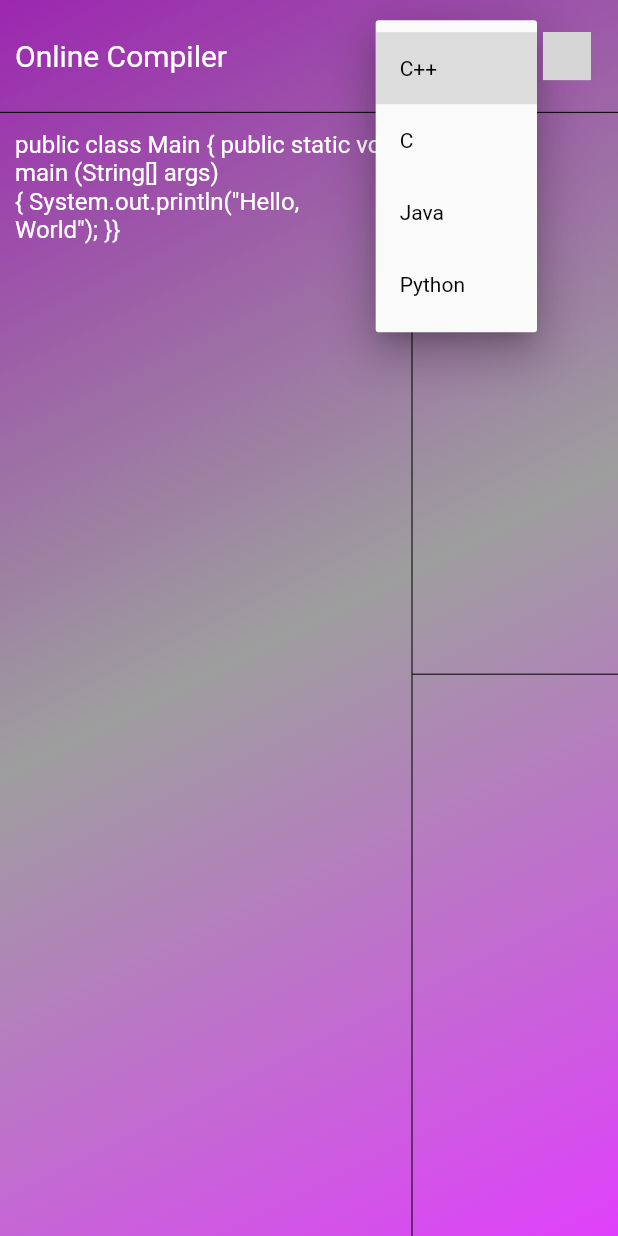
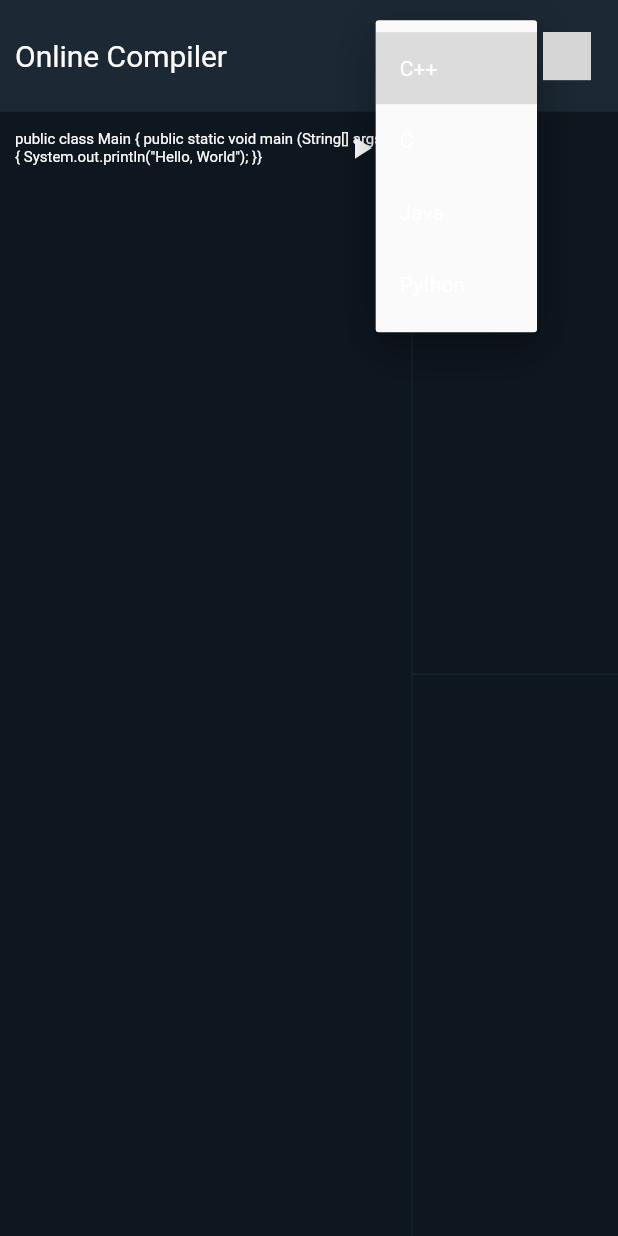
Before and after one commit to elyutin15/IDEKiller, a Flutter app: the screen it shows after launch, after a tap on "C++", on a phone screen of 412 x 824 dp. Run offline on Flutter 3.47's test engine with Material 2 defaults, Android fonts, the light colour scheme and no system bars; our stand-ins replace get, shared_preferences, url_strategy, velocity_x; missing offline and left inert: path_icon, window_size; grey boxes are pictures that could not be loaded.

Commit message:
redesigned home page and added one more button

```diff
--- a/front/lib/DropdownButton.dart
+++ b/front/lib/DropdownButton.dart
@@ -20,7 +20,7 @@ class _LanguageDropdownButtonState extends State<LanguageDropdownButton> {
       child: DropdownButton<String>(
         value: dropdownValue,
         elevation: 16,
-        style: const TextStyle(color: Colors.black),
+        style: const TextStyle(color: Colors.white),
         onChanged: (String? value) {
           setState(() {
             GlobalValues.language = value!;
--- a/front/lib/main.dart
+++ b/front/lib/main.dart
@@ -9,14 +9,17 @@ import 'package:velocity_x/velocity_x.dart';
 import 'utils/routes.dart';
 
 void main() {
-  WidgetsFlutterBinding.ensureInitialized();
-  if (defaultTargetPlatform == TargetPlatform.windows || defaultTargetPlatform == TargetPlatform.linux || defaultTargetPlatform == TargetPlatform.macOS) {
-      setWindowTitle('Ide Killer');
-      setWindowMinSize(const Size(1280,720));
-      Future<Null>.delayed(const Duration(seconds: 1), () {
-        setWindowFrame(Rect.fromCenter(center: const Offset(1000, 500), width: 1280, height: 720));
-      });
-  }
+
+  //works only when u compile as a desktop application
+
+  // WidgetsFlutterBinding.ensureInitialized();
+  // if (defaultTargetPlatform == TargetPlatform.windows || defaultTargetPlatform == TargetPlatform.linux || defaultTargetPlatform == TargetPlatform.macOS) {
+  //     setWindowTitle('Ide Killer');
+  //     setWindowMinSize(const Size(1280,720));
+  //     Future<Null>.delayed(const Duration(seconds: 1), () {
+  //       setWindowFrame(Rect.fromCenter(center: const Offset(1000, 500), width: 1280, height: 720));
+  //     });
+  // }
 
   setPathUrlStrategy();
   runApp(MaterialApp.router(
--- a/front/lib/screens/compiler.dart
+++ b/front/lib/screens/compiler.dart
@@ -9,6 +9,7 @@ import 'package:velocity_x/velocity_x.dart';
 
 class Home extends StatelessWidget {
   Home({super.key});
+
   final TextEditingController inputController = TextEditingController();
   final TextEditingController codeController = TextEditingController(
       text:
@@ -20,25 +21,12 @@ class Home extends StatelessWidget {
   @override
   Widget build(BuildContext context) {
     return Scaffold(
-      body: Container(
-        decoration: const BoxDecoration(
-          gradient: LinearGradient(
-            begin: Alignment.topLeft,
-            end: Alignment.bottomRight,
-            colors: [
-              // Color(0xFF242387),
-              Colors.purple,
-              Colors.grey,
-              Colors.purpleAccent,
-              // Color(0xFFE94057),
-              // Color(0xFFF21221),
-            ],
-          ),
-        ),
-        child: Column(
+      body: Column(
         children: [
           Expanded(
             flex: 1,
+            child: Container(
+              color: const Color.fromARGB(255, 28, 40, 52),
               child: Row(
                 mainAxisAlignment: MainAxisAlignment.start,
                 children: [
@@ -66,12 +54,11 @@ class Home extends StatelessWidget {
                       icon: Flexible(child: PathIcon(iconData)),
                       onPressed: () {
                         navigateToAnotherScreen(context, Routes.authentication);
-                        // debugPrint(textController.value.text);
-                        // sendRequest(codeController.value.text, inputController.value.text);
                       },
                     ),
                   ),
                 ],
+              ),
             ),
           ),
           const Divider(
@@ -80,19 +67,29 @@ class Home extends StatelessWidget {
           ),
           Expanded(
             flex: 10,
+            child: Container(
+              color: const Color.fromARGB(255, 14, 22, 31),
               child: Row(
                 children: [
                   Expanded(
                     flex: 2,
-                    child: ListView(
+                    child: Stack(
                       children: [
-                        SingleChildScrollView(
+                        Positioned(
+                          child: Column(
+                            children: [
+                              Expanded(
                                 child: Padding(
-                            padding: const EdgeInsets.fromLTRB(10, 0, 0, 0),
+                                  padding:
+                                      const EdgeInsets.fromLTRB(10, 0, 0, 0),
                                   child: TextField(
-                              style: const TextStyle(color: Colors.white),
+                                    style: const TextStyle(
+                                      fontSize: 10,
+                                      color: Colors.white,
+                                    ),
                                     decoration: const InputDecoration(
-                                  border: InputBorder.none),
+                                      border: InputBorder.none,
+                                    ),
                                     controller: codeController,
                                     maxLines: null,
                                   ),
@@ -101,8 +98,26 @@ class Home extends StatelessWidget {
                             ],
                           ),
                         ),
+                        Positioned(
+                          right: 10,
+                          child: IconButton(
+                            icon: const Flexible(
+                              child: Icon(
+                                Icons.play_arrow,
+                                color: Colors.white,
+                              ),
+                            ),
+                            onPressed: () {
+                              sendRequest(codeController.value.text,
+                                  inputController.value.text);
+                            },
+                          ),
+                        ),
+                      ],
+                    ),
+                  ),
                   const VerticalDivider(
-                    color: Colors.black,
+                    color: Color.fromARGB(255, 28, 40, 52),
                     width: 0,
                   ),
                   Expanded(
@@ -111,34 +126,36 @@ class Home extends StatelessWidget {
                       children: [
                         Expanded(
                           flex: 1,
-                          child: SingleChildScrollView(
                           child: Padding(
                             padding: const EdgeInsets.fromLTRB(10, 0, 0, 0),
                             child: TextField(
                               controller: inputController,
-                                style: const TextStyle(color: Colors.white),
+                              style: const TextStyle(
+                                fontSize: 10,
+                                color: Colors.white,
+                              ),
                               decoration: const InputDecoration(
                                   border: InputBorder.none),
                               maxLines: null,
                             ),
                           ),
                         ),
-                        ),
                         const Divider(
                           height: 0,
-                          color: Colors.black,
+                          color: Color.fromARGB(255, 28, 40, 52),
                         ),
                         const Expanded(
                           flex: 1,
-                          child: SingleChildScrollView(
                           child: Padding(
                             padding: EdgeInsets.fromLTRB(10, 0, 0, 0),
                             child: TextField(
-                                style: TextStyle(color: Colors.white),
-                                decoration: InputDecoration(
-                                    border: InputBorder.none),
+                              style: TextStyle(
+                                fontSize: 10,
+                                color: Colors.white,
+                              ),
+                              decoration:
+                                  InputDecoration(border: InputBorder.none),
                               maxLines: null,
-                              ),
                             ),
                           ),
                         ),
@@ -148,12 +165,11 @@ class Home extends StatelessWidget {
                 ],
               ),
             ),
+          ),
         ],
-        ),
       ),
     );
   }
-
 
   Future<void> sendRequest(String code, String input) async {
     var url = 'http://localhost:8080';
@@ -164,19 +180,14 @@ class Home extends StatelessWidget {
               "Content-Type": "application/json",
               "CompilationLanguage": GlobalValues.language
             },
-        body: json.encode(
-            {
+            body: json.encode({
               {
                 "code": {"code": code}
               },
               {
-                "input":
-                {
-                  "words": input
+                "input": {"words": input}
               }
-              }
-            }
-        ))
+            }))
         .then((http.Response response) {
       debugPrint("Response status: ${response.statusCode}");
       debugPrint("Response body: ${response.contentLength}");
```
Lines whose indentation alone changed are shown as unchanged.
